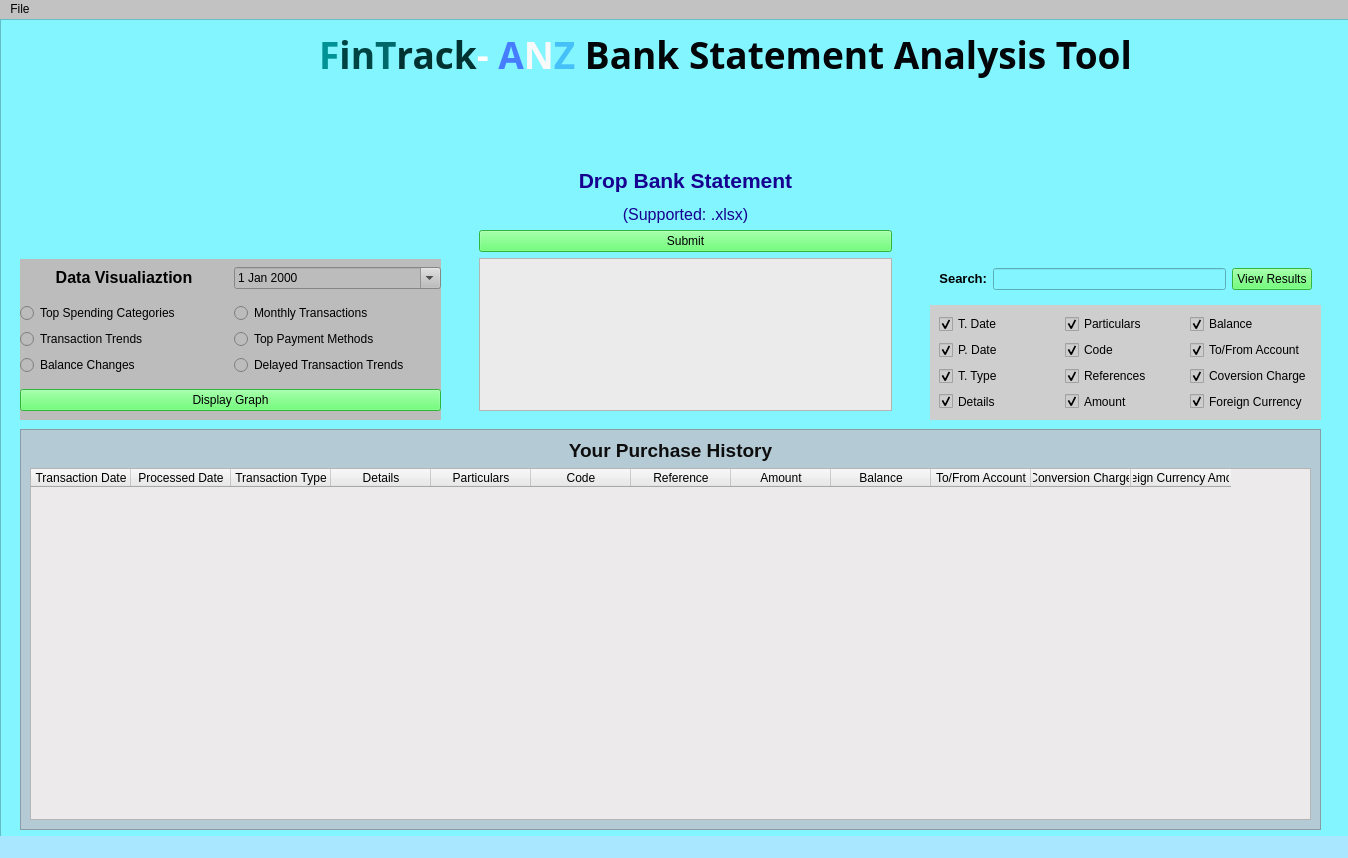
Qt form Interface.ui (msa280/FinTrack-Finance-Management-App) before a commit.
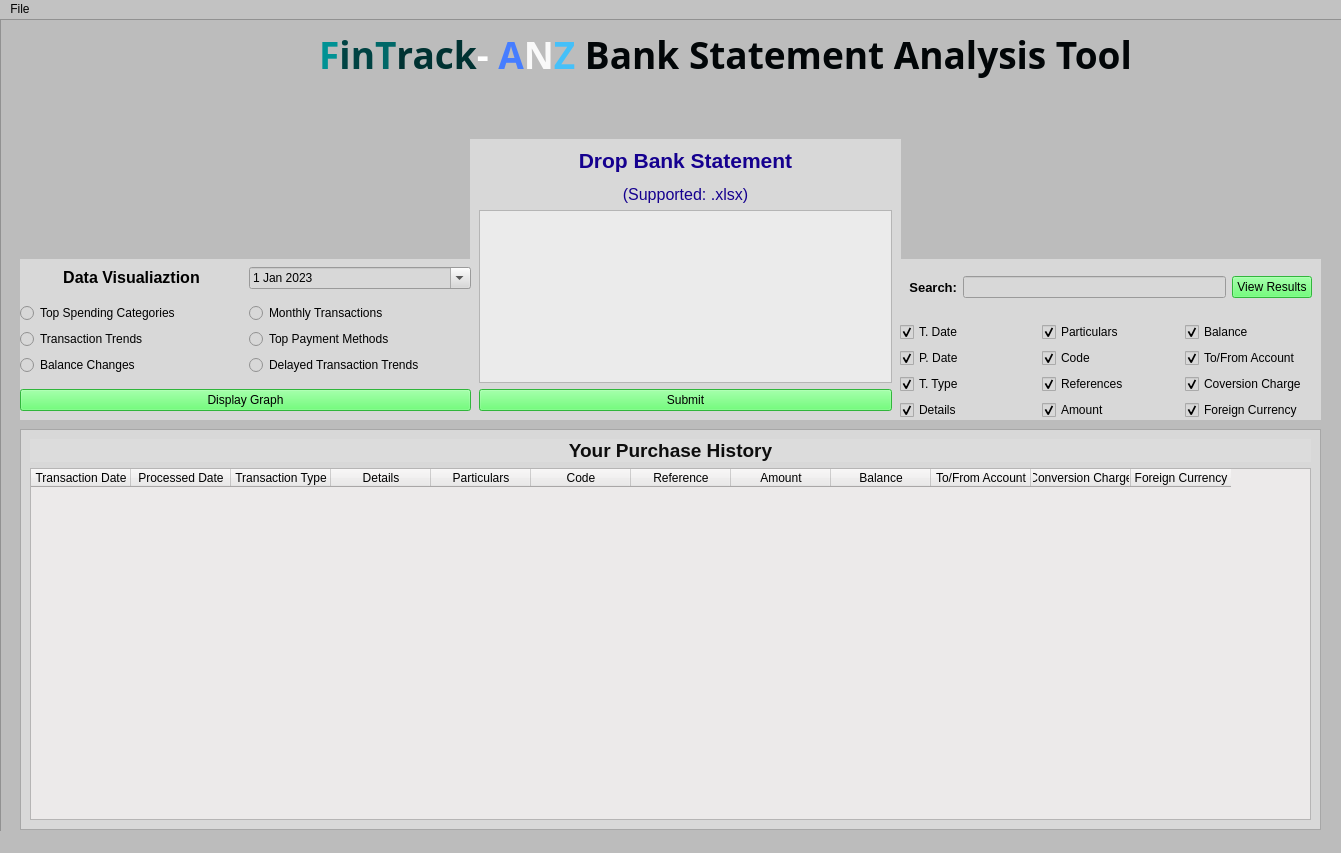
The same form after that commit.

What changed in the file:
```diff
--- a/Interface.ui
+++ b/Interface.ui
@@ -9,15 +9,15 @@
    <rect>
     <x>0</x>
     <y>0</y>
-    <width>1348</width>
-    <height>858</height>
+    <width>1341</width>
+    <height>853</height>
    </rect>
   </property>
   <property name="windowTitle">
    <string>FinTrack Home</string>
   </property>
   <property name="styleSheet">
-   <string notr="true">background-color: rgb(169, 230, 255)</string>
+   <string notr="true">background-color: rgb(188, 188, 188)</string>
   </property>
   <widget class="QWidget" name="centralwidget">
    <property name="styleSheet">
@@ -33,7 +33,7 @@
      </rect>
     </property>
     <property name="styleSheet">
-     <string notr="true">background-color: rgb(130, 245, 255)</string>
+     <string notr="true">background-color: rgb(188, 188, 188)</string>
     </property>
     <property name="frameShape">
      <enum>QFrame::StyledPanel</enum>
@@ -87,7 +87,7 @@
       </rect>
      </property>
      <property name="styleSheet">
-      <string notr="true">background-color: rgb(180, 203, 213)</string>
+      <string notr="true">background-color: rgb(216, 216, 216);</string>
      </property>
      <property name="widgetResizable">
       <bool>true</bool>
@@ -115,11 +115,30 @@
            <bold>true</bold>
           </font>
          </property>
+         <property name="styleSheet">
+          <string notr="true">background-color: rgb(220, 220, 220);</string>
+         </property>
          <property name="text">
           <string>&lt;html&gt;&lt;head/&gt;&lt;body&gt;&lt;p align=&quot;center&quot;&gt;&lt;span style=&quot; font-size:14pt; color:#0d0d0d;&quot;&gt;Your Purchase History&lt;/span&gt;&lt;/p&gt;&lt;/body&gt;&lt;/html&gt;</string>
          </property>
         </widget>
        </item>
+       <item>
+        <spacer name="verticalSpacer">
+         <property name="orientation">
+          <enum>Qt::Vertical</enum>
+         </property>
+         <property name="sizeType">
+          <enum>QSizePolicy::Preferred</enum>
+         </property>
+         <property name="sizeHint" stdset="0">
+          <size>
+           <width>0</width>
+           <height>0</height>
+          </size>
+         </property>
+        </spacer>
+       </item>
        <item>
         <widget class="QTableWidget" name="tableWidget">
          <property name="enabled">
@@ -194,7 +213,7 @@
          </column>
          <column>
           <property name="text">
-           <string>Foreign Currency Amount</string>
+           <string>Foreign Currency</string>
           </property>
          </column>
         </widget>
@@ -209,13 +228,13 @@
      <property name="geometry">
       <rect>
        <x>470</x>
-       <y>140</y>
+       <y>120</y>
        <width>431</width>
-       <height>261</height>
+       <height>281</height>
       </rect>
      </property>
      <property name="styleSheet">
-      <string notr="true"/>
+      <string notr="true">background-color: rgb(216, 216, 216);</string>
      </property>
      <layout class="QVBoxLayout" name="verticalLayout_2">
       <item>
@@ -224,27 +243,13 @@
          <bool>true</bool>
         </property>
         <property name="styleSheet">
-         <string notr="true"/>
+         <string notr="true">background-color: rgb(216, 216, 216);</string>
         </property>
         <property name="text">
          <string>&lt;html&gt;&lt;head/&gt;&lt;body&gt;&lt;p align=&quot;center&quot;&gt;&lt;span style=&quot; font-size:16pt; font-weight:600; color:#15008f;&quot;&gt;Drop Bank Statement&lt;/span&gt;&lt;/p&gt;&lt;p align=&quot;center&quot;&gt;&lt;span style=&quot; font-size:12pt; color:#15008f;&quot;&gt;(Supported: .xlsx)&lt;/span&gt;&lt;/p&gt;&lt;/body&gt;&lt;/html&gt;</string>
         </property>
        </widget>
       </item>
-      <item>
-       <widget class="QPushButton" name="pushButton_2">
-        <property name="enabled">
-         <bool>true</bool>
-        </property>
-        <property name="styleSheet">
-         <string notr="true">font: 87 11pt &quot;Arial&quot;;
-background-color: rgb(69, 255, 84);</string>
-        </property>
-        <property name="text">
-         <string>Submit</string>
-        </property>
-       </widget>
-      </item>
       <item>
        <widget class="QListWidget" name="listWidget">
         <property name="enabled">
@@ -255,6 +260,20 @@
         </property>
        </widget>
       </item>
+      <item>
+       <widget class="QPushButton" name="pushButton_2">
+        <property name="enabled">
+         <bool>true</bool>
+        </property>
+        <property name="styleSheet">
+         <string notr="true">font: 87 11pt &quot;Arial&quot;;
+background-color: rgb(69, 255, 84);</string>
+        </property>
+        <property name="text">
+         <string>Submit</string>
+        </property>
+       </widget>
+      </item>
      </layout>
     </widget>
     <widget class="QWidget" name="widget_3" native="true">
@@ -265,12 +284,12 @@
       <rect>
        <x>20</x>
        <y>240</y>
-       <width>421</width>
+       <width>451</width>
        <height>161</height>
       </rect>
      </property>
      <property name="styleSheet">
-      <string notr="true">background-color: rgb(188, 188, 188)</string>
+      <string notr="true">background-color: rgb(216, 216, 216);</string>
      </property>
      <layout class="QGridLayout" name="gridLayout_3">
       <item row="1" column="0">
@@ -370,6 +389,16 @@
         <property name="enabled">
          <bool>true</bool>
         </property>
+        <property name="dateTime">
+         <datetime>
+          <hour>0</hour>
+          <minute>0</minute>
+          <second>0</second>
+          <year>2023</year>
+          <month>1</month>
+          <day>1</day>
+         </datetime>
+        </property>
         <property name="calendarPopup">
          <bool>true</bool>
         </property>
@@ -387,26 +416,39 @@
         </property>
        </widget>
       </item>
-     </layout>
-    </widget>
-    <widget class="QWidget" name="verticalLayoutWidget">
+      <item row="1" column="0">
+       <widget class="QLabel" name="label_4">
      <property name="enabled">
       <bool>true</bool>
      </property>
+        <property name="text">
+         <string>&lt;html&gt;&lt;head/&gt;&lt;body&gt;&lt;p align=&quot;center&quot;&gt;&lt;span style=&quot; font-size:12pt; font-weight:600;&quot;&gt;Data Visualiaztion&lt;/span&gt;&lt;/p&gt;&lt;/body&gt;&lt;/html&gt;</string>
+        </property>
+       </widget>
+      </item>
+     </layout>
+    </widget>
+    <widget class="QWidget" name="widget_2" native="true">
      <property name="geometry">
       <rect>
-       <x>930</x>
+       <x>900</x>
        <y>240</y>
-       <width>391</width>
+       <width>421</width>
        <height>161</height>
       </rect>
      </property>
-     <layout class="QVBoxLayout" name="verticalLayout_3">
+     <property name="styleSheet">
+      <string notr="true">background-color: rgb(216, 216, 216);</string>
+     </property>
+     <layout class="QVBoxLayout" name="verticalLayout_4">
       <item>
        <widget class="QWidget" name="widget" native="true">
         <property name="enabled">
          <bool>true</bool>
         </property>
+        <property name="styleSheet">
+         <string notr="true">background-color: rgb(216, 216, 216);</string>
+        </property>
         <layout class="QHBoxLayout" name="horizontalLayout">
          <item>
           <widget class="QLabel" name="label_3">
@@ -443,15 +485,6 @@
        </widget>
       </item>
       <item>
-       <widget class="QWidget" name="widget_2" native="true">
-        <property name="enabled">
-         <bool>true</bool>
-        </property>
-        <property name="styleSheet">
-         <string notr="true">background-color: rgb(206, 206, 206)</string>
-        </property>
-        <layout class="QHBoxLayout" name="horizontalLayout_2">
-         <item>
           <layout class="QGridLayout" name="gridLayout">
            <item row="1" column="1">
             <widget class="QCheckBox" name="checkBox_4">
@@ -492,6 +525,74 @@
              </property>
             </widget>
            </item>
+        <item row="3" column="0">
+         <widget class="QCheckBox" name="checkBox_2">
+          <property name="enabled">
+           <bool>true</bool>
+          </property>
+          <property name="text">
+           <string>Details</string>
+          </property>
+          <property name="checked">
+           <bool>true</bool>
+          </property>
+         </widget>
+        </item>
+        <item row="0" column="2">
+         <widget class="QCheckBox" name="checkBox_6">
+          <property name="enabled">
+           <bool>true</bool>
+          </property>
+          <property name="text">
+           <string>Balance</string>
+          </property>
+          <property name="checked">
+           <bool>true</bool>
+          </property>
+         </widget>
+        </item>
+        <item row="0" column="0">
+         <widget class="QCheckBox" name="checkBox_10">
+          <property name="enabled">
+           <bool>true</bool>
+          </property>
+          <property name="text">
+           <string>T. Date</string>
+          </property>
+          <property name="checked">
+           <bool>true</bool>
+          </property>
+         </widget>
+        </item>
+        <item row="2" column="2">
+         <widget class="QCheckBox" name="checkBox_8">
+          <property name="enabled">
+           <bool>true</bool>
+          </property>
+          <property name="text">
+           <string>Coversion Charge</string>
+          </property>
+          <property name="checked">
+           <bool>true</bool>
+          </property>
+         </widget>
+        </item>
+        <item row="1" column="1">
+         <widget class="QCheckBox" name="checkBox_4">
+          <property name="enabled">
+           <bool>true</bool>
+          </property>
+          <property name="styleSheet">
+           <string notr="true">background-color: rgb(216, 216, 216);</string>
+          </property>
+          <property name="text">
+           <string>Code</string>
+          </property>
+          <property name="checked">
+           <bool>true</bool>
+          </property>
+         </widget>
+        </item>
            <item row="1" column="2">
             <widget class="QCheckBox" name="checkBox_7">
              <property name="enabled">
@@ -523,6 +624,9 @@
              <property name="enabled">
               <bool>true</bool>
              </property>
+          <property name="styleSheet">
+           <string notr="true">background-color: rgb(216, 216, 216);</string>
+          </property>
              <property name="text">
               <string>T. Type</string>
              </property>
@@ -570,49 +674,7 @@
              </property>
             </widget>
            </item>
-           <item row="3" column="0">
-            <widget class="QCheckBox" name="checkBox_2">
-             <property name="enabled">
-              <bool>true</bool>
-             </property>
-             <property name="text">
-              <string>Details</string>
-             </property>
-             <property name="checked">
-              <bool>true</bool>
-             </property>
-            </widget>
-           </item>
-           <item row="2" column="2">
-            <widget class="QCheckBox" name="checkBox_8">
-             <property name="enabled">
-              <bool>true</bool>
-             </property>
-             <property name="text">
-              <string>Coversion Charge</string>
-             </property>
-             <property name="checked">
-              <bool>true</bool>
-             </property>
-            </widget>
-           </item>
-           <item row="0" column="0">
-            <widget class="QCheckBox" name="checkBox_10">
-             <property name="enabled">
-              <bool>true</bool>
-             </property>
-             <property name="text">
-              <string>T. Date</string>
-             </property>
-             <property name="checked">
-              <bool>true</bool>
-             </property>
-            </widget>
-           </item>
-          </layout>
-         </item>
-        </layout>
-       </widget>
+       </layout>
       </item>
      </layout>
     </widget>
@@ -624,7 +686,7 @@
     <rect>
      <x>0</x>
      <y>0</y>
-     <width>1348</width>
+     <width>1341</width>
      <height>21</height>
     </rect>
    </property>
```
Left out of the diff: 52 changed lines with no effect on the pictures. Lines whose indentation alone changed are shown as unchanged.
